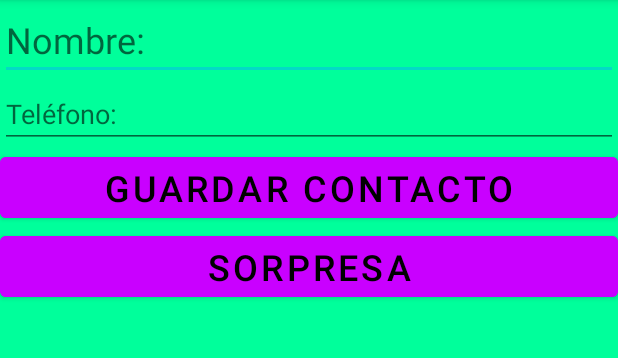
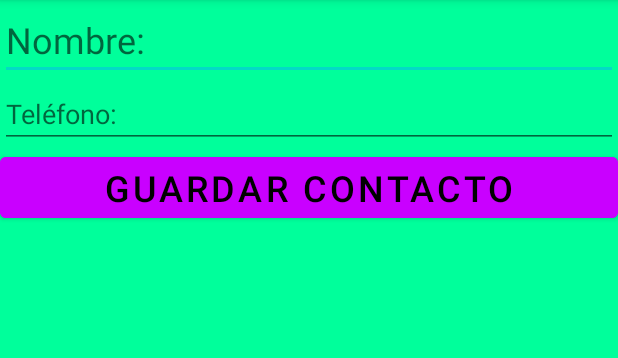
Before and after one commit to davvnovvo/Agenda, an Android app: the screen it shows after launch (NuevoActivity), after a tap on an icon or button, on a phone screen of 412 x 824 dp, the part 84-442 px from its top. Run offline under Robolectric (Android 15) with nearby library versions, the phone set to English and light mode, and no system bars.

Commit message:
Initial Commit

```diff
--- a/app/src/main/java/com/example/agenda/MainActivity.java
+++ b/app/src/main/java/com/example/agenda/MainActivity.java
@@ -6,14 +6,10 @@ import androidx.recyclerview.widget.RecyclerView;
 
 import android.annotation.SuppressLint;
 import android.content.Intent;
-import android.graphics.Color;
-import android.media.MediaPlayer;
 import android.os.Bundle;
-import android.view.Menu;
-import android.view.MenuInflater;
-import android.view.MenuItem;
+
 import android.view.View;
-import android.widget.Button;
+
 import android.widget.SearchView;
 
 import com.adaptadores.ListaContactosAdapter;
@@ -32,7 +28,6 @@ public class MainActivity extends AppCompatActivity implements SearchView.OnQuer
     ArrayList<Contactos> listaArrayContactos;
     ListaContactosAdapter adapter;
     FloatingActionButton fabNuevo;
-    MediaPlayer mp;
     int id = 0;
 
     @SuppressLint("MissingInflatedId")
@@ -55,12 +50,9 @@ public class MainActivity extends AppCompatActivity implements SearchView.OnQuer
 
         txtBuscar.setOnQueryTextListener(this);
 
-        mp = MediaPlayer.create(this, R.raw.dios);
-
         fabNuevo.setOnClickListener(new View.OnClickListener() {
             @Override
             public void onClick(View view) {
-                mp.start();
                 Intent intent = new Intent(MainActivity.this, NuevoActivity.class);
                 intent.putExtra("ID", id);
                 startActivity(intent);
--- a/app/src/main/java/com/example/agenda/NuevoActivity.java
+++ b/app/src/main/java/com/example/agenda/NuevoActivity.java
@@ -2,7 +2,6 @@ package com.example.agenda;
 
 import androidx.appcompat.app.AppCompatActivity;
 
-import android.media.MediaPlayer;
 import android.os.Bundle;
 import android.view.View;
 import android.widget.Button;
@@ -16,8 +15,7 @@ import com.example.agenda2.R;
 public class NuevoActivity extends AppCompatActivity {
 
     EditText txtNombre, txtTelefono;
-    Button btnGuarda, btnSorpresa;
-    MediaPlayer mp, mp2;
+    Button btnGuarda;
 
     @Override
     protected void onCreate(Bundle savedInstanceState) {
@@ -27,9 +25,6 @@ public class NuevoActivity extends AppCompatActivity {
         txtNombre = findViewById(R.id.txtNombre);
         txtTelefono = findViewById(R.id.txtTelefono);
         btnGuarda = findViewById(R.id.btnGuarda);
-        btnSorpresa = findViewById(R.id.btnSorpresa);
-        mp = MediaPlayer.create(this, R.raw.sorpresa);
-        mp2 = MediaPlayer.create(this, R.raw.tontito);
 
         btnGuarda.setOnClickListener(new View.OnClickListener() {
             @Override
@@ -52,21 +47,11 @@ public class NuevoActivity extends AppCompatActivity {
                         }
                     }
                 } else {
-                    mp2.start();
                     Toast.makeText(NuevoActivity.this, "DEBE COMPLETAR LOS CAMPOS OBLIGATORIOS", Toast.LENGTH_LONG).show();
                 }
 
             }
         });
-
-        btnSorpresa.setOnClickListener(new View.OnClickListener() {
-            @Override
-            public void onClick(View view) {
-                mp.start();
-                Toast.makeText(NuevoActivity.this, "RHLM", Toast.LENGTH_LONG).show();
-            }
-        });
-
     }
 
     private void limpiar() {
--- a/app/src/main/java/com/example/agenda/VerActivity.java
+++ b/app/src/main/java/com/example/agenda/VerActivity.java
@@ -3,7 +3,6 @@ package com.example.agenda;
 import androidx.appcompat.app.AppCompatActivity;
 
 import android.content.Intent;
-import android.media.MediaPlayer;
 import android.net.Uri;
 import android.os.Bundle;
 import android.text.InputType;
@@ -23,7 +22,6 @@ public class VerActivity extends AppCompatActivity {
     EditText txtNombre, txtTelefono;
     Button btnGuarda;
     FloatingActionButton fabEditar, fabLlamar, fabBorrrar;
-    MediaPlayer mp;
     Contactos contacto;
     int id = 0;
 
@@ -39,7 +37,6 @@ public class VerActivity extends AppCompatActivity {
         fabLlamar = findViewById(R.id.fabLlamar);
         fabBorrrar = findViewById(R.id.fabBorrrar);
         btnGuarda.setVisibility(View.INVISIBLE);
-        mp = MediaPlayer.create(this, R.raw.callate);
 
         if (savedInstanceState == null) {
             Bundle extras = getIntent().getExtras();
@@ -74,7 +71,6 @@ public class VerActivity extends AppCompatActivity {
         fabBorrrar.setOnClickListener(new View.OnClickListener() {
             @Override
             public void onClick(View view) {
-                mp.start();
                 if (dbContactos.eliminarContacto(id)) {
                     Toast.makeText(VerActivity.this, "CONTACTO BORRADO", Toast.LENGTH_LONG).show();
                     lista();
--- a/app/src/main/res/layout/activity_nuevo.xml
+++ b/app/src/main/res/layout/activity_nuevo.xml
@@ -35,13 +35,4 @@
         android:textColor="@color/black"
         android:textSize="24sp" />
 
-    <Button
-        android:id="@+id/btnSorpresa"
-        android:layout_width="match_parent"
-        android:layout_height="wrap_content"
-        android:backgroundTint="@color/morado"
-        android:text="@string/btn_sorpresa"
-        android:textColor="@color/black"
-        android:textSize="24sp" />
-
 </LinearLayout>
```
Also changed, not shown: 5 other files.
